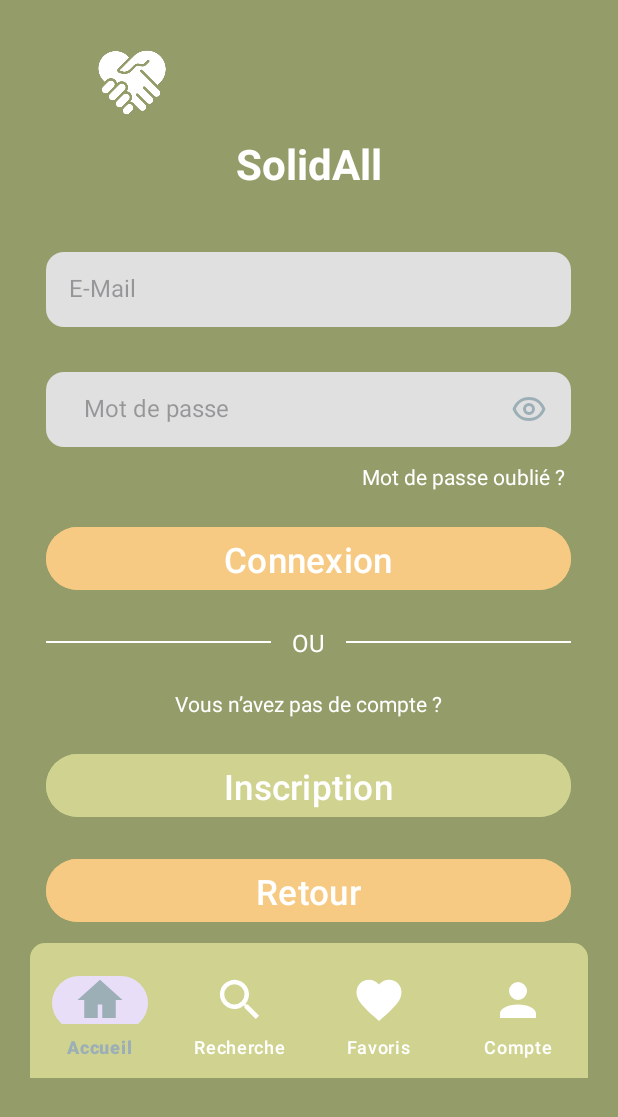
After one commit to RyoKaST/SAEBUT2_S4, an Android app: the layout activity_connexion2.xml on its own in the app's theme, with its tools: preview values and no code run, on a phone screen of 412 x 824 dp. The commit adds this screen. Shown: the top 1117 px of the screen. Run offline under Robolectric (Android 15) with nearby library versions, the phone set to English and light mode, and no system bars.

```diff
--- /dev/null
+++ b/app/src/main/res/layout/activity_connexion2.xml
@@ -0,0 +1,193 @@
+<?xml version="1.0" encoding="utf-8"?>
+<LinearLayout xmlns:android="http://schemas.android.com/apk/res/android"
+    xmlns:app="http://schemas.android.com/apk/res-auto"
+    xmlns:tools="http://schemas.android.com/tools"
+    android:id="@+id/main"
+    android:layout_width="match_parent"
+    android:layout_height="match_parent"
+    android:orientation="vertical"
+    android:padding="20dp"
+    android:background="@color/Vert3_palette"
+    tools:context=".ui.ConnexionActivity">
+
+    <!-- Layout contenant le logo en haut à gauche et "Passer" en haut à droite -->
+    <LinearLayout
+        android:layout_width="match_parent"
+        android:layout_height="wrap_content"
+        android:orientation="horizontal"
+        android:gravity="start">
+
+        <!-- Logo en haut à gauche -->
+        <ImageView
+            android:layout_width="116dp"
+            android:layout_height="70dp"
+            android:layout_gravity="start"
+            android:layout_marginStart="10dp"
+            android:src="@drawable/logo_solidall" />
+
+    </LinearLayout>
+
+    <!-- Nom de l'application -->
+    <TextView
+        android:id="@+id/app_name"
+        android:layout_width="match_parent"
+        android:layout_height="wrap_content"
+        android:text="@string/name_app"
+        android:textColor="@color/white"
+        android:textSize="28sp"
+        android:textStyle="bold"
+        android:gravity="center"
+        android:layout_marginBottom="40dp" />
+
+    <!-- Champ E-mail -->
+    <EditText
+        android:id="@+id/email"
+        android:layout_width="350dp"
+        android:layout_height="50dp"
+        android:layout_gravity="center"
+        android:hint="@string/e_mail"
+        android:background="@drawable/input_background"
+        android:padding="15dp"
+        android:paddingBottom="50dp"
+        android:layout_marginBottom="30dp"
+        android:textSize="16sp" />
+
+    <!-- Champ Mot de passe -->
+
+    <!-- Lien mot de passe oublié -->
+    <LinearLayout
+        android:id="@+id/password_layout"
+        android:layout_width="350dp"
+        android:layout_height="50dp"
+        android:layout_gravity="center"
+        android:background="@drawable/input_background"
+        android:gravity="center_vertical"
+        android:orientation="horizontal"
+
+        android:paddingEnd="15dp">
+
+        <EditText
+            android:id="@+id/motdepasse"
+            android:layout_width="300dp"
+            android:layout_height="50dp"
+            android:layout_gravity="center"
+            android:hint="@string/mot_de_passe"
+            android:background="@drawable/input_background"
+            android:padding="15dp"
+            android:paddingBottom="50dp"
+            android:textSize="16sp" />
+
+        <ImageView
+            android:id="@+id/show_password"
+            android:layout_width="24dp"
+            android:layout_height="24dp"
+            android:src="@drawable/ic_eye"
+            app:tint="@color/Bleu_palette" />
+    </LinearLayout>
+
+    <TextView
+        android:id="@+id/forgot_password"
+        android:layout_width="wrap_content"
+        android:layout_height="wrap_content"
+        android:text="@string/mot_de_passe_oubli"
+        android:textColor="@color/white"
+        android:textSize="14sp"
+        android:layout_marginTop="10dp"
+        android:layout_marginEnd="15dp"
+        android:layout_gravity="end"/>
+
+    <!-- Bouton Connexion -->
+    <Button
+        android:id="@+id/btn_login"
+        android:layout_width="350dp"
+        android:layout_height="50dp"
+        android:text="@string/connexion"
+        android:textSize="23sp"
+        android:layout_gravity="center"
+        android:textColor="@color/white"
+        android:backgroundTint="@color/Orange_palette"
+        android:layout_marginTop="20dp"/>
+
+    <!-- Ligne de séparation -->
+    <LinearLayout
+        android:layout_width="350dp"
+        android:layout_height="wrap_content"
+        android:orientation="horizontal"
+        android:gravity="center"
+        android:layout_gravity="center"
+        android:layout_marginTop="20dp">
+
+        <View
+            android:layout_width="0dp"
+            android:layout_height="1dp"
+            android:layout_weight="1"
+            android:background="@color/white"/>
+
+        <TextView
+            android:layout_width="wrap_content"
+            android:layout_height="wrap_content"
+            android:text=" OU "
+            android:textColor="@color/white"
+            android:textSize="16sp"
+            android:layout_marginHorizontal="10dp"/>
+
+        <View
+            android:layout_width="0dp"
+            android:layout_height="1dp"
+            android:layout_weight="1"
+            android:background="@color/white"/>
+    </LinearLayout>
+
+    <!-- Texte et Bouton Inscription -->
+    <TextView
+        android:id="@+id/register_text"
+        android:layout_width="wrap_content"
+        android:layout_height="wrap_content"
+        android:layout_gravity="center"
+        android:text="@string/vous_n_avez_pas_de_compte"
+        android:textColor="@color/white"
+        android:textSize="14sp"
+        android:layout_marginTop="20dp"/>
+
+    <Button
+        android:id="@+id/btn_register"
+        android:layout_width="350dp"
+        android:layout_height="50dp"
+        android:text="@string/inscription"
+        android:layout_marginTop="20dp"
+        android:textSize="23sp"
+        android:layout_gravity="center"
+        android:textColor="@color/white"
+        android:backgroundTint="@color/Vert1_palette"
+        />
+
+    <Button
+        android:id="@+id/btn_retour"
+        android:layout_width="350dp"
+        android:layout_height="50dp"
+        android:text="@string/retour"
+        android:layout_marginTop="20dp"
+        android:textSize="23sp"
+        android:layout_gravity="center"
+        android:textColor="@color/white"
+        android:backgroundTint="@color/Orange_palette"
+        />
+
+    <com.google.android.material.bottomnavigation.BottomNavigationView
+        android:id="@+id/bottom_navigation"
+        android:layout_width="match_parent"
+        android:layout_height="90dp"
+        android:background="@drawable/rounded_bottom_nav_background"
+        android:elevation="8dp"
+        android:fitsSystemWindows="false"
+        app:itemIconSize="36dp"
+        app:itemIconTint="@drawable/bottom_nav_selector"
+        app:itemTextColor="@drawable/bottom_nav_selector"
+        app:itemPaddingTop="20dp"
+        app:labelVisibilityMode="labeled"
+        app:layout_constraintBottom_toBottomOf="parent"
+        app:layout_constraintEnd_toEndOf="parent"
+        app:layout_constraintStart_toStartOf="parent"
+        app:menu="@menu/bottom_nav_menu"
+        android:layout_marginTop="10dp"/>
+</LinearLayout>
--- a/app/src/main/res/values/colors.xml
+++ b/app/src/main/res/values/colors.xml
@@ -7,7 +7,7 @@
     <color name="Vert1_palette">#D0D38F</color>
     <color name="Orange_palette">#F6CA83</color>
     <color name="Vert3_palette">#949D6A</color>
-    <color name="gray">#757575</color>
+    <color name="gray">#343434</color>
     <color name="blue_primary">#42A5F5</color>
     <color name="blue_dark">#1E88E5</color>
 
```
Also changed, not shown: app/src/main/java/com/example/saebut2_s4/ui/Connexion2Activity.java (added, +26 -0 lines), app/src/main/java/com/example/saebut2_s4/ui/DonFinaliseActivity.java (added, +28 -0 lines), app/src/main/java/com/example/saebut2_s4/ui/FirstPageDonActivity.java (added, +26 -0 lines), app/src/main/java/com/example/saebut2_s4/ui/MoyenPaiementActivity.java (added, +26 -0 lines), app/src/main/res/layout/activity_don_finalise.xml (added, +70 -0 lines), app/src/main/res/layout/activity_effectuer_don.xml (+23 -5 lines), app/src/main/res/layout/activity_first_page_don.xml (added, +136 -0 lines), app/src/main/res/layout/activity_moyen_paiement.xml (added, +158 -0 lines), app/src/main/res/layout/activity_recap_don.xml (+29 -10 lines), app/src/main/res/values/strings.xml (+10 -0 lines).
